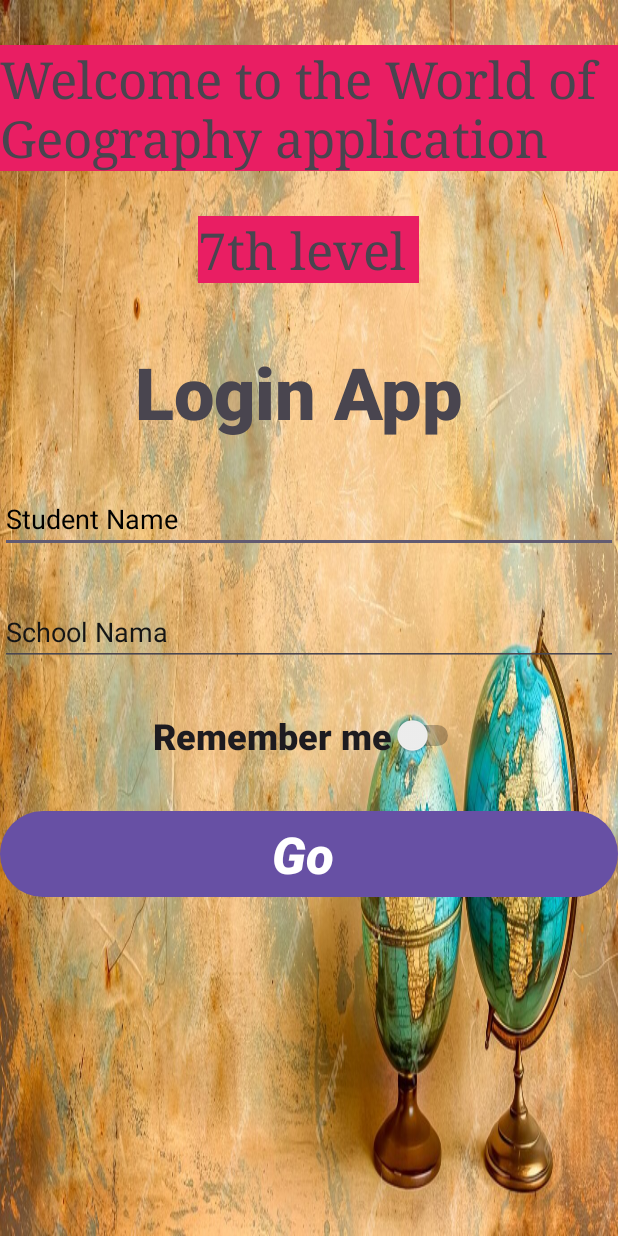
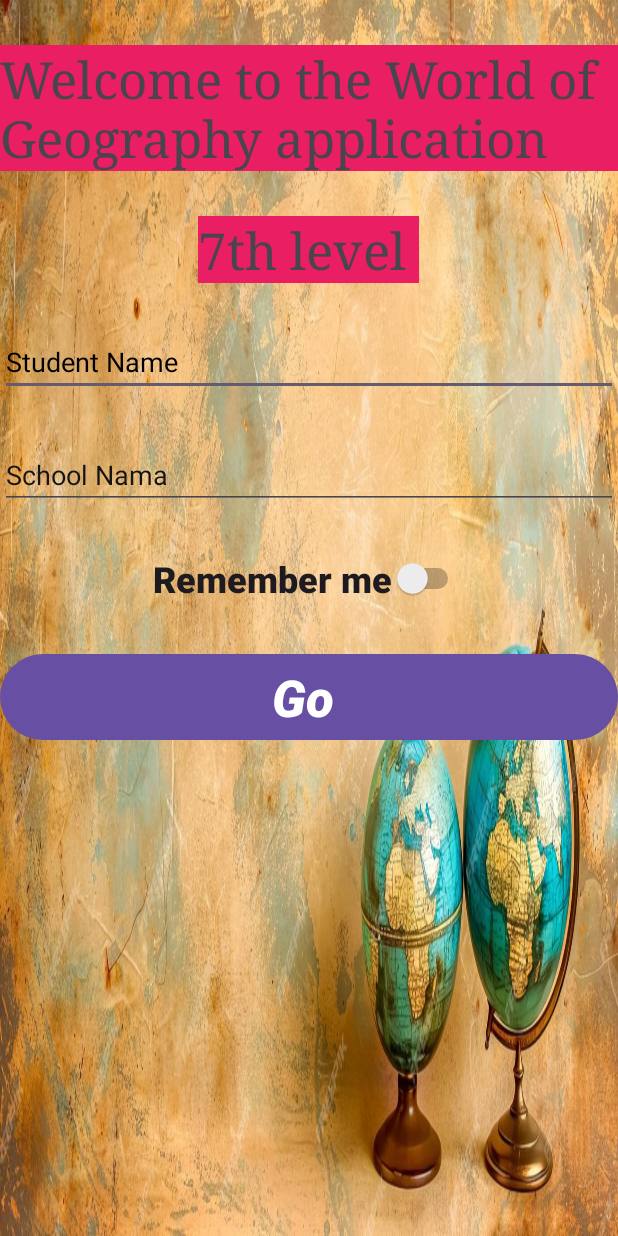
Before and after one commit to IbraheemAbuHijleh/Assigmnent-1-Solution-Second-Semester-20244, an Android app: the screen it shows after launch (MainActivity), on a phone screen of 412 x 824 dp. Run offline under Robolectric (Android 15) with nearby library versions, the phone set to English and light mode, and no system bars.

Commit message:
version1

```diff
--- a/app/src/main/res/layout/activity_inf.xml
+++ b/app/src/main/res/layout/activity_inf.xml
@@ -4,7 +4,7 @@
     xmlns:tools="http://schemas.android.com/tools"
     android:layout_width="match_parent"
     android:layout_height="match_parent"
-    android:background="#165CA5"
+    android:background="#D3912F"
     android:orientation="vertical"
     tools:context=".Inf">
 
--- a/app/src/main/res/layout/activity_main.xml
+++ b/app/src/main/res/layout/activity_main.xml
@@ -21,15 +21,7 @@
         android:text="7th level "
         style="@style/TextStyle"/>
 
-    <TextView
-        android:id="@+id/textView2"
-        android:layout_width="wrap_content"
-        android:layout_height="wrap_content"
-        android:layout_gravity="center"
-        android:layout_marginTop="40dp"
-        android:fontFamily="sans-serif-black"
-        android:text="Login App "
-        android:textSize="48sp" />
+
 
     <EditText
         android:id="@+id/txtname"
```
